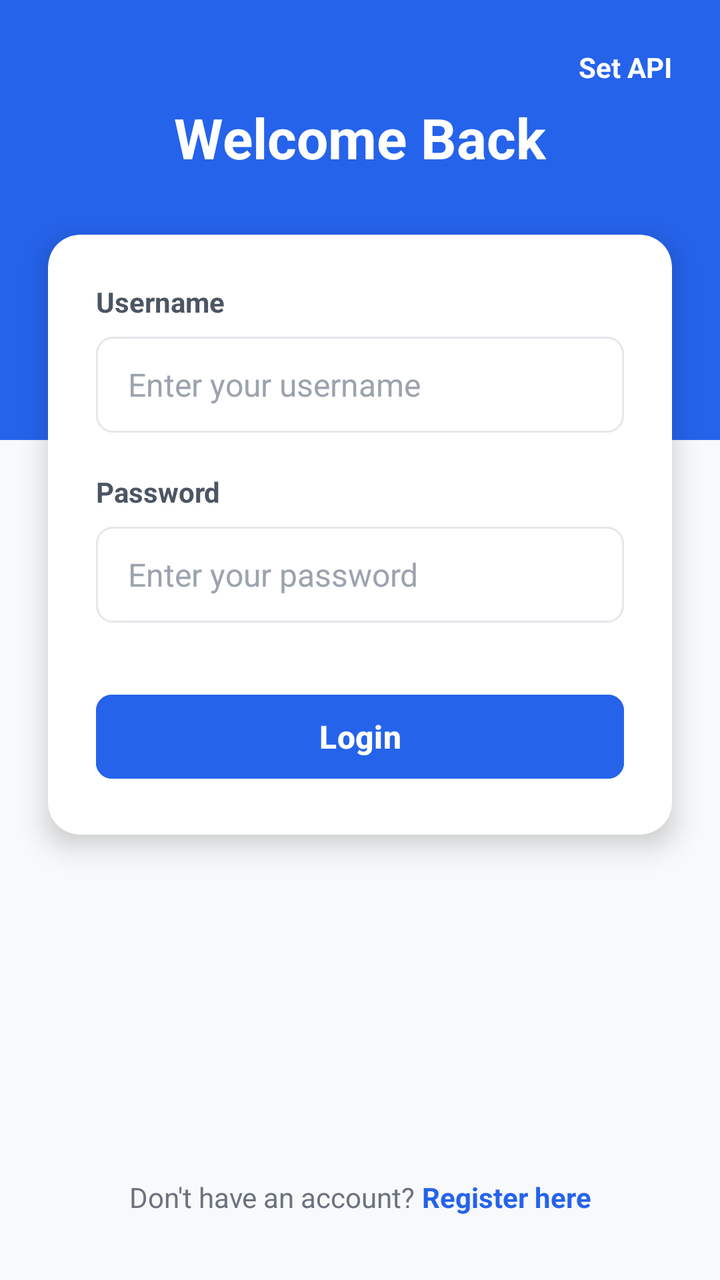
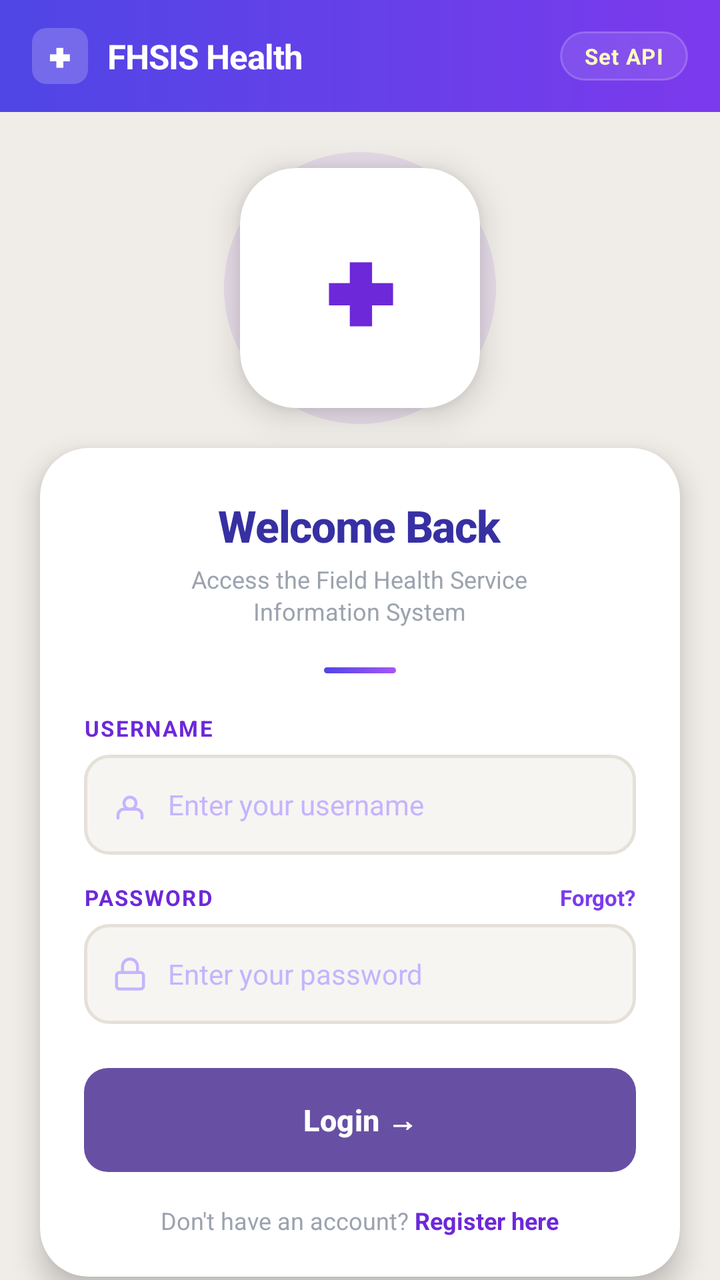

Compare the two renders of this Android layout. The source of the first and the diff that turns it into the second are given below.
<!-- AndroidManifest.xml: application theme Theme.Hfsis -->
<!-- res/layout/fragment_login.xml -->
<?xml version="1.0" encoding="utf-8"?>
<androidx.constraintlayout.widget.ConstraintLayout
    xmlns:android="http://schemas.android.com/apk/res/android"
    xmlns:app="http://schemas.android.com/apk/res-auto"
    xmlns:tools="http://schemas.android.com/tools"
    android:layout_width="match_parent"
    android:layout_height="match_parent"
    android:background="#F8F9FA"
    tools:context=".LoginFragment">

    <View
        android:id="@+id/viewHeaderBackground"
        android:layout_width="match_parent"
        android:layout_height="220dp"
        android:background="#2563EB"
        app:layout_constraintTop_toTopOf="parent" />

    <TextView
        android:id="@+id/tvSetApi"
        android:layout_width="wrap_content"
        android:layout_height="wrap_content"
        android:layout_marginTop="16dp"
        android:layout_marginEnd="16dp"
        android:padding="8dp"
        android:text="Set API"
        android:textColor="#FFFFFF"
        android:textSize="14sp"
        android:textStyle="bold"
        app:layout_constraintEnd_toEndOf="parent"
        app:layout_constraintTop_toTopOf="parent" />

    <TextView
        android:id="@+id/tvWelcome"
        android:layout_width="wrap_content"
        android:layout_height="wrap_content"
        android:layout_marginTop="50dp"
        android:text="Welcome Back"
        android:textColor="#FFFFFF"
        android:textSize="28sp"
        android:textStyle="bold"
        app:layout_constraintEnd_toEndOf="parent"
        app:layout_constraintStart_toStartOf="parent"
        app:layout_constraintTop_toTopOf="parent" />

    <androidx.cardview.widget.CardView
        android:layout_width="match_parent"
        android:layout_height="wrap_content"
        android:layout_marginStart="24dp"
        android:layout_marginEnd="24dp"
        android:layout_marginTop="30dp"
        app:cardCornerRadius="16dp"
        app:cardElevation="8dp"
        app:layout_constraintTop_toBottomOf="@id/tvWelcome"
        app:layout_constraintEnd_toEndOf="parent"
        app:layout_constraintStart_toStartOf="parent">

        <LinearLayout
            android:layout_width="match_parent"
            android:layout_height="wrap_content"
            android:orientation="vertical"
            android:padding="24dp">

            <TextView
                android:layout_width="wrap_content"
                android:layout_height="wrap_content"
                android:text="Username"
                android:textColor="#4B5563"
                android:textSize="14sp"
                android:textStyle="bold" />

            <EditText
                android:id="@+id/etUsername"
                android:layout_width="match_parent"
                android:layout_height="48dp"
                android:layout_marginTop="8dp"
                android:background="@drawable/bg_input_field"
                android:hint="Enter your username"
                android:inputType="text"
                android:paddingStart="16dp"
                android:paddingEnd="16dp"
                android:textColor="#1F2937"
                android:textColorHint="#9CA3AF"
                android:textSize="16sp" />

            <TextView
                android:layout_width="wrap_content"
                android:layout_height="wrap_content"
                android:layout_marginTop="20dp"
                android:text="Password"
                android:textColor="#4B5563"
                android:textSize="14sp"
                android:textStyle="bold" />

            <EditText
                android:id="@+id/etPassword"
                android:layout_width="match_parent"
                android:layout_height="48dp"
                android:layout_marginTop="8dp"
                android:background="@drawable/bg_input_field"
                android:hint="Enter your password"
                android:inputType="textPassword"
                android:paddingStart="16dp"
                android:paddingEnd="16dp"
                android:textColor="#1F2937"
                android:textColorHint="#9CA3AF"
                android:textSize="16sp" />

            <Button
                android:id="@+id/btnLogin"
                android:layout_width="match_parent"
                android:layout_height="50dp"
                android:layout_marginTop="32dp"
                android:backgroundTint="#2563EB"
                android:text="Login"
                android:textAllCaps="false"
                android:textColor="#FFFFFF"
                android:textSize="16sp"
                android:textStyle="bold"
                app:cornerRadius="8dp" />

        </LinearLayout>
    </androidx.cardview.widget.CardView>

    <LinearLayout
        android:layout_width="wrap_content"
        android:layout_height="wrap_content"
        android:layout_marginBottom="32dp"
        android:orientation="horizontal"
        app:layout_constraintBottom_toBottomOf="parent"
        app:layout_constraintEnd_toEndOf="parent"
        app:layout_constraintStart_toStartOf="parent">

        <TextView
            android:layout_width="wrap_content"
            android:layout_height="wrap_content"
            android:text="Don't have an account? "
            android:textColor="#6B7280"
            android:textSize="14sp" />

        <TextView
            android:id="@+id/tvRegisterLink"
            android:layout_width="wrap_content"
            android:layout_height="wrap_content"
            android:text="Register here"
            android:textColor="#2563EB"
            android:textSize="14sp"
            android:textStyle="bold" />
    </LinearLayout>

</androidx.constraintlayout.widget.ConstraintLayout>
<!-- resources referenced by this layout -->
<resources>
  <!-- drawable bg_input_field (drawable) -->
  <?xml version="1.0" encoding="utf-8"?>
  <shape xmlns:android="http://schemas.android.com/apk/res/android"
      android:shape="rectangle">
      <solid android:color="#FFFFFF" />
      <stroke
          android:width="1dp"
          android:color="#E5E7EB" />
      <corners android:radius="8dp" />
  </shape>
  <style name="Theme.Hfsis" parent="Base.Theme.Hfsis" />
  <style name="Base.Theme.Hfsis" parent="Theme.Material3.DayNight.NoActionBar">
          
          
      </style>
</resources>

<!-- the commit's change to res/layout/fragment_login.xml (unified diff, before → after) -->
@@ -1,150 +1,333 @@
 <?xml version="1.0" encoding="utf-8"?>
-<androidx.constraintlayout.widget.ConstraintLayout
+<androidx.core.widget.NestedScrollView
     xmlns:android="http://schemas.android.com/apk/res/android"
     xmlns:app="http://schemas.android.com/apk/res-auto"
     xmlns:tools="http://schemas.android.com/tools"
     android:layout_width="match_parent"
     android:layout_height="match_parent"
-    android:background="#F8F9FA"
+    android:background="#F0EDE8"
+    android:fillViewport="true"
     tools:context=".LoginFragment">
 
-    <View
-        android:id="@+id/viewHeaderBackground"
-        android:layout_width="match_parent"
-        android:layout_height="220dp"
-        android:background="#2563EB"
-        app:layout_constraintTop_toTopOf="parent" />
-
-    <TextView
-        android:id="@+id/tvSetApi"
-        android:layout_width="wrap_content"
-        android:layout_height="wrap_content"
-        android:layout_marginTop="16dp"
-        android:layout_marginEnd="16dp"
-        android:padding="8dp"
-        android:text="Set API"
-        android:textColor="#FFFFFF"
-        android:textSize="14sp"
-        android:textStyle="bold"
-        app:layout_constraintEnd_toEndOf="parent"
-        app:layout_constraintTop_toTopOf="parent" />
-
-    <TextView
-        android:id="@+id/tvWelcome"
-        android:layout_width="wrap_content"
-        android:layout_height="wrap_content"
-        android:layout_marginTop="50dp"
-        android:text="Welcome Back"
-        android:textColor="#FFFFFF"
-        android:textSize="28sp"
-        android:textStyle="bold"
-        app:layout_constraintEnd_toEndOf="parent"
-        app:layout_constraintStart_toStartOf="parent"
-        app:layout_constraintTop_toTopOf="parent" />
-
-    <androidx.cardview.widget.CardView
+    <androidx.constraintlayout.widget.ConstraintLayout
         android:layout_width="match_parent"
         android:layout_height="wrap_content"
-        android:layout_marginStart="24dp"
-        android:layout_marginEnd="24dp"
-        android:layout_marginTop="30dp"
-        app:cardCornerRadius="16dp"
-        app:cardElevation="8dp"
-        app:layout_constraintTop_toBottomOf="@id/tvWelcome"
-        app:layout_constraintEnd_toEndOf="parent"
-        app:layout_constraintStart_toStartOf="parent">
-
+        android:minHeight="700dp">
+
+        
         <LinearLayout
+            android:id="@+id/llTopBar"
             android:layout_width="match_parent"
+            android:layout_height="56dp"
+            android:background="@drawable/bg_topbar_aurora"
+            android:gravity="center_vertical"
+            android:orientation="horizontal"
+            android:paddingStart="16dp"
+            android:paddingEnd="16dp"
+            app:layout_constraintEnd_toEndOf="parent"
+            app:layout_constraintStart_toStartOf="parent"
+            app:layout_constraintTop_toTopOf="parent">
+
+            
+            <androidx.cardview.widget.CardView
+                android:layout_width="28dp"
+                android:layout_height="28dp"
+                app:cardBackgroundColor="#33FFFFFF"
+                app:cardCornerRadius="7dp"
+                app:cardElevation="0dp">
+
+                <TextView
+                    android:layout_width="wrap_content"
+                    android:layout_height="wrap_content"
+                    android:layout_gravity="center"
+                    android:text="✚"
+                    android:textColor="#FFFFFF"
+                    android:textSize="13sp"
+                    android:textStyle="bold" />
+
+            </androidx.cardview.widget.CardView>
+
+            
+            <TextView
+                android:layout_width="0dp"
+                android:layout_height="wrap_content"
+                android:layout_marginStart="10dp"
+                android:layout_weight="1"
+                android:text="FHSIS Health"
+                android:textColor="#FFFFFF"
+                android:textSize="17sp"
+                android:textStyle="bold"
+                android:letterSpacing="-0.02" />
+
+            
+            <TextView
+                android:id="@+id/tvSetApi"
+                android:layout_width="wrap_content"
+                android:layout_height="wrap_content"
+                android:background="@drawable/bg_pill_white_outline"
+                android:paddingStart="12dp"
+                android:paddingEnd="12dp"
+                android:paddingTop="5dp"
+                android:paddingBottom="5dp"
+                android:text="Set API"
+                android:textColor="#FFFFFFBF"
+                android:textSize="11sp"
+                android:textStyle="bold"
+                android:letterSpacing="0.04" />
+
+        </LinearLayout>
+
+        
+        <androidx.cardview.widget.CardView
+            android:id="@+id/cvHero"
+            android:layout_width="120dp"
+            android:layout_height="120dp"
+            android:layout_marginTop="28dp"
+            app:cardBackgroundColor="#FFFFFF"
+            app:cardCornerRadius="28dp"
+            app:cardElevation="10dp"
+            app:layout_constraintEnd_toEndOf="parent"
+            app:layout_constraintStart_toStartOf="parent"
+            app:layout_constraintTop_toBottomOf="@id/llTopBar">
+
+            <LinearLayout
+                android:layout_width="match_parent"
+                android:layout_height="match_parent"
+                android:gravity="center"
+                android:orientation="vertical">
+
+                
+                <TextView
+                    android:layout_width="wrap_content"
+                    android:layout_height="wrap_content"
+                    android:text="✚"
+                    android:textColor="#6D28D9"
+                    android:textSize="42sp"
+                    android:textStyle="bold" />
+
+            </LinearLayout>
+
+        </androidx.cardview.widget.CardView>
+
+        
+        <View
+            android:id="@+id/viewHeroGlow"
+            android:layout_width="136dp"
+            android:layout_height="136dp"
+            android:layout_marginTop="20dp"
+            android:background="@drawable/bg_hero_glow"
+            android:elevation="0dp"
+            app:layout_constraintEnd_toEndOf="parent"
+            app:layout_constraintStart_toStartOf="parent"
+            app:layout_constraintTop_toBottomOf="@id/llTopBar" />
+
+        
+        <androidx.cardview.widget.CardView
+            android:id="@+id/cardLogin"
+            android:layout_width="0dp"
             android:layout_height="wrap_content"
-            android:orientation="vertical"
-            android:padding="24dp">
+            android:layout_marginStart="20dp"
+            android:layout_marginEnd="20dp"
+            android:layout_marginTop="20dp"
+            app:cardBackgroundColor="#FFFFFF"
+            app:cardCornerRadius="24dp"
+            app:cardElevation="8dp"
+            app:layout_constraintEnd_toEndOf="parent"
+            app:layout_constraintStart_toStartOf="parent"
+            app:layout_constraintTop_toBottomOf="@id/cvHero">
+
+            <LinearLayout
+                android:layout_width="match_parent"
+                android:layout_height="wrap_content"
+                android:orientation="vertical"
+                android:paddingStart="22dp"
+                android:paddingEnd="22dp"
+                android:paddingTop="24dp"
+                android:paddingBottom="20dp">
+
+                
+                <TextView
+                    android:layout_width="wrap_content"
+                    android:layout_height="wrap_content"
+                    android:layout_gravity="center_horizontal"
+                    android:text="Welcome Back"
+                    android:textColor="#3730A3"
+                    android:textSize="22sp"
+                    android:textStyle="bold"
+                    android:letterSpacing="-0.02"
+                    android:fontFamily="sans-serif-medium" />
+
+                <TextView
+                    android:layout_width="wrap_content"
+                    android:layout_height="wrap_content"
+                    android:layout_gravity="center_horizontal"
+                    android:layout_marginTop="4dp"
+                    android:layout_marginBottom="20dp"
+                    android:gravity="center"
+                    android:text="Access the Field Health Service\nInformation System"
+                    android:textColor="#9CA3AF"
+                    android:textSize="12sp"
+                    android:lineSpacingExtra="2dp" />
+
+                
+                <View
+                    android:layout_width="36dp"
+                    android:layout_height="3dp"
+                    android:layout_gravity="center_horizontal"
+                    android:layout_marginBottom="20dp"
+                    android:background="@drawable/bg_aurora_bar" />
+
+                
+                <TextView
+                    android:layout_width="wrap_content"
+                    android:layout_height="wrap_content"
+                    android:text="USERNAME"
+                    android:textColor="#6D28D9"
+                    android:textSize="11sp"
+                    android:textStyle="bold"
+                    android:letterSpacing="0.07" />
+
+                
+                <EditText
+                    android:id="@+id/etUsername"
+                    android:layout_width="match_parent"
+                    android:layout_height="50dp"
+                    android:layout_marginTop="6dp"
+                    android:layout_marginBottom="14dp"
+                    android:background="@drawable/bg_input_aurora"
+                    android:drawableStart="@drawable/ic_person_purple"
+                    android:drawablePadding="10dp"
+                    android:hint="Enter your username"
+                    android:inputType="text"
+                    android:paddingStart="14dp"
+                    android:paddingEnd="14dp"
+                    android:textColor="#1F1447"
+                    android:textColorHint="#C4B5FD"
+                    android:textSize="14sp" />
+
+                
+                <LinearLayout
+                    android:layout_width="match_parent"
+                    android:layout_height="wrap_content"
+                    android:orientation="horizontal"
+                    android:gravity="center_vertical">
+
+                    <TextView
+                        android:layout_width="0dp"
+                        android:layout_height="wrap_content"
+                        android:layout_weight="1"
+                        android:text="PASSWORD"
+                        android:textColor="#6D28D9"
+                        android:textSize="11sp"
+                        android:textStyle="bold"
+                        android:letterSpacing="0.07" />
+
+                    <TextView
+                        android:layout_width="wrap_content"
+                        android:layout_height="wrap_content"
+                        android:text="Forgot?"
+                        android:textColor="#7C3AED"
+                        android:textSize="11sp"
+                        android:textStyle="bold" />
+
+                </LinearLayout>
+
+                
+                <EditText
+                    android:id="@+id/etPassword"
+                    android:layout_width="match_parent"
+                    android:layout_height="50dp"
+                    android:layout_marginTop="6dp"
+                    android:background="@drawable/bg_input_aurora"
+                    android:drawableStart="@drawable/ic_lock_purple"
+                    android:drawablePadding="10dp"
+                    android:hint="Enter your password"
+                    android:inputType="textPassword"
+                    android:paddingStart="14dp"
+                    android:paddingEnd="14dp"
+                    android:textColor="#1F1447"
+                    android:textColorHint="#C4B5FD"
+                    android:textSize="14sp" />
+
+                
+                <Button
+                    android:id="@+id/btnLogin"
+                    android:layout_width="match_parent"
+                    android:layout_height="52dp"
+                    android:layout_marginTop="22dp"
+                    android:background="@drawable/bg_btn_aurora"
+                    android:text="Login →"
+                    android:textAllCaps="false"
+                    android:textColor="#FFFFFF"
+                    android:textSize="15sp"
+                    android:textStyle="bold"
+                    android:letterSpacing="0.01"
+                    android:stateListAnimator="@null" />
+
+                
+                <LinearLayout
+                    android:layout_width="match_parent"
+                    android:layout_height="wrap_content"
+                    android:layout_marginTop="16dp"
+                    android:gravity="center"
+                    android:orientation="horizontal">
+
+                    <TextView
+                        android:layout_width="wrap_content"
+                        android:layout_height="wrap_content"
+                        android:text="Don't have an account? "
+                        android:textColor="#9CA3AF"
+                        android:textSize="12sp" />
+
+                    <TextView
+                        android:id="@+id/tvRegisterLink"
+                        android:layout_width="wrap_content"
+                        android:layout_height="wrap_content"
+                        android:text="Register here"
+                        android:textColor="#6D28D9"
+                        android:textSize="12sp"
+                        android:textStyle="bold" />
+
+                </LinearLayout>
+
+            </LinearLayout>
+        </androidx.cardview.widget.CardView>
+
+        
+        <LinearLayout
+            android:layout_width="wrap_content"
+            android:layout_height="wrap_content"
+            android:layout_marginTop="20dp"
+            android:layout_marginBottom="28dp"
+            android:gravity="center_vertical"
+            android:orientation="horizontal"
+            app:layout_constraintBottom_toBottomOf="parent"
+            app:layout_constraintEnd_toEndOf="parent"
+            app:layout_constraintStart_toStartOf="parent"
+            app:layout_constraintTop_toBottomOf="@id/cardLogin">
 
             <TextView
                 android:layout_width="wrap_content"
                 android:layout_height="wrap_content"
-                android:text="Username"
-                android:textColor="#4B5563"
-                android:textSize="14sp"
-                android:textStyle="bold" />
-
-            <EditText
-                android:id="@+id/etUsername"
-                android:layout_width="match_parent"
-                android:layout_height="48dp"
-                android:layout_marginTop="8dp"
-                android:background="@drawable/bg_input_field"
-                android:hint="Enter your username"
-                android:inputType="text"
-                android:paddingStart="16dp"
-                android:paddingEnd="16dp"
-                android:textColor="#1F2937"
-                android:textColorHint="#9CA3AF"
-                android:textSize="16sp" />
+                android:text="⊙  Support"
+                android:textColor="#C4B5FD"
+                android:textSize="11sp" />
+
+            <View
+                android:layout_width="1dp"
+                android:layout_height="12dp"
+                android:layout_marginStart="16dp"
+                android:layout_marginEnd="16dp"
+                android:background="#DDD6FE" />
 
             <TextView
                 android:layout_width="wrap_content"
                 android:layout_height="wrap_content"
-                android:layout_marginTop="20dp"
-                android:text="Password"
-                android:textColor="#4B5563"
-                android:textSize="14sp"
-                android:textStyle="bold" />
-
-            <EditText
-                android:id="@+id/etPassword"
-                android:layout_width="match_parent"
-                android:layout_height="48dp"
-                android:layout_marginTop="8dp"
-                android:background="@drawable/bg_input_field"
-                android:hint="Enter your password"
-                android:inputType="textPassword"
-                android:paddingStart="16dp"
-                android:paddingEnd="16dp"
-                android:textColor="#1F2937"
-                android:textColorHint="#9CA3AF"
-                android:textSize="16sp" />
-
-            <Button
-                android:id="@+id/btnLogin"
-                android:layout_width="match_parent"
-                android:layout_height="50dp"
-                android:layout_marginTop="32dp"
-                android:backgroundTint="#2563EB"
-                android:text="Login"
-                android:textAllCaps="false"
-                android:textColor="#FFFFFF"
-                android:textSize="16sp"
-                android:textStyle="bold"
-                app:cornerRadius="8dp" />
+                android:text="⛨  Privacy Policy"
+                android:textColor="#C4B5FD"
+                android:textSize="11sp" />
 
         </LinearLayout>
-    </androidx.cardview.widget.CardView>
-
-    <LinearLayout
-        android:layout_width="wrap_content"
-        android:layout_height="wrap_content"
-        android:layout_marginBottom="32dp"
-        android:orientation="horizontal"
-        app:layout_constraintBottom_toBottomOf="parent"
-        app:layout_constraintEnd_toEndOf="parent"
-        app:layout_constraintStart_toStartOf="parent">
-
-        <TextView
-            android:layout_width="wrap_content"
-            android:layout_height="wrap_content"
-            android:text="Don't have an account? "
-            android:textColor="#6B7280"
-            android:textSize="14sp" />
-
-        <TextView
-            android:id="@+id/tvRegisterLink"
-            android:layout_width="wrap_content"
-            android:layout_height="wrap_content"
-            android:text="Register here"
-            android:textColor="#2563EB"
-            android:textSize="14sp"
-            android:textStyle="bold" />
-    </LinearLayout>
-
-</androidx.constraintlayout.widget.ConstraintLayout>
+
+    </androidx.constraintlayout.widget.ConstraintLayout>
+</androidx.core.widget.NestedScrollView>
<!-- resource entries referenced after the edit -->
@@ -1,15 +1,109 @@
 <!-- resources referenced by this layout -->
 <resources>
-  <!-- drawable bg_input_field (drawable) -->
+  <!-- drawable bg_aurora_bar (drawable) -->
   <?xml version="1.0" encoding="utf-8"?>
   <shape xmlns:android="http://schemas.android.com/apk/res/android"
       android:shape="rectangle">
-      <solid android:color="#FFFFFF" />
-      <stroke
-          android:width="1dp"
-          android:color="#E5E7EB" />
-      <corners android:radius="8dp" />
+      <gradient
+          android:type="linear"
+          android:angle="0"
+          android:startColor="#4F46E5"
+          android:endColor="#A855F7" />
+      <corners android:radius="4dp" />
   </shape>
+  <!-- drawable bg_btn_aurora (drawable) -->
+  <?xml version="1.0" encoding="utf-8"?>
+  <shape xmlns:android="http://schemas.android.com/apk/res/android"
+      android:shape="rectangle">
+      <gradient
+          android:type="linear"
+          android:angle="0"
+          android:startColor="#4F46E5"
+          android:endColor="#7C3AED" />
+      <corners android:radius="12dp" />
+  </shape>
+  <!-- drawable bg_hero_glow (drawable) -->
+  <?xml version="1.0" encoding="utf-8"?>
+  <shape xmlns:android="http://schemas.android.com/apk/res/android"
+      android:shape="oval">
+      <solid android:color="#1A6D28D9" />
+  </shape>
+  <!-- drawable bg_input_aurora (drawable) -->
+  <?xml version="1.0" encoding="utf-8"?>
+  <selector xmlns:android="http://schemas.android.com/apk/res/android">
+      <item android:state_focused="true">
+          <shape android:shape="rectangle">
+              <solid android:color="#FAFAFA" />
+              <stroke android:width="1.5dp" android:color="#7C3AED" />
+              <corners android:radius="12dp" />
+          </shape>
+      </item>
+      <item>
+          <shape android:shape="rectangle">
+              <solid android:color="#F7F5F2" />
+              <stroke android:width="1.5dp" android:color="#E5E0D8" />
+              <corners android:radius="12dp" />
+          </shape>
+      </item>
+  </selector>
+  <!-- drawable bg_pill_white_outline (drawable) -->
+  <?xml version="1.0" encoding="utf-8"?>
+  <shape xmlns:android="http://schemas.android.com/apk/res/android"
+      android:shape="rectangle">
+      <solid android:color="#1AFFFFFF" />
+      <stroke android:width="1dp" android:color="#33FFFFFF" />
+      <corners android:radius="100dp" />
+  </shape>
+  <!-- drawable bg_topbar_aurora (drawable) -->
+  <?xml version="1.0" encoding="utf-8"?>
+  <shape xmlns:android="http://schemas.android.com/apk/res/android"
+      android:shape="rectangle">
+      <gradient
+          android:type="linear"
+          android:angle="0"
+          android:startColor="#4F46E5"
+          android:endColor="#7C3AED" />
+  </shape>
+  <!-- drawable ic_lock_purple (drawable) -->
+  <?xml version="1.0" encoding="utf-8"?>
+  <vector xmlns:android="http://schemas.android.com/apk/res/android"
+      android:width="18dp"
+      android:height="18dp"
+      android:viewportWidth="24"
+      android:viewportHeight="24">
+      <path
+          android:strokeColor="#C4B5FD"
+          android:strokeWidth="2"
+          android:strokeLineCap="round"
+          android:strokeLineJoin="round"
+          android:pathData="M19,11H5a2,2 0 0 0-2,2v7a2,2 0 0 0 2,2h14a2,2 0 0 0 2-2v-7a2,2 0 0 0-2-2z" />
+      <path
+          android:strokeColor="#C4B5FD"
+          android:strokeWidth="2"
+          android:strokeLineCap="round"
+          android:strokeLineJoin="round"
+          android:pathData="M7,11V7a5,5 0 0 1 10,0v4" />
+  </vector>
+  <!-- drawable ic_person_purple (drawable) -->
+  <?xml version="1.0" encoding="utf-8"?>
+  <vector xmlns:android="http://schemas.android.com/apk/res/android"
+      android:width="18dp"
+      android:height="18dp"
+      android:viewportWidth="24"
+      android:viewportHeight="24">
+      <path
+          android:strokeColor="#C4B5FD"
+          android:strokeWidth="2"
+          android:strokeLineCap="round"
+          android:strokeLineJoin="round"
+          android:pathData="M20,21v-2a4,4 0 0 0-4-4H8a4,4 0 0 0-4,4v2" />
+      <path
+          android:strokeColor="#C4B5FD"
+          android:strokeWidth="2"
+          android:strokeLineCap="round"
+          android:strokeLineJoin="round"
+          android:pathData="M12,11m-4,0a4,4 0 1 0 8,0a4,4 0 1 0-8,0" />
+  </vector>
   <style name="Theme.Hfsis" parent="Base.Theme.Hfsis" />
   <style name="Base.Theme.Hfsis" parent="Theme.Material3.DayNight.NoActionBar">
           
